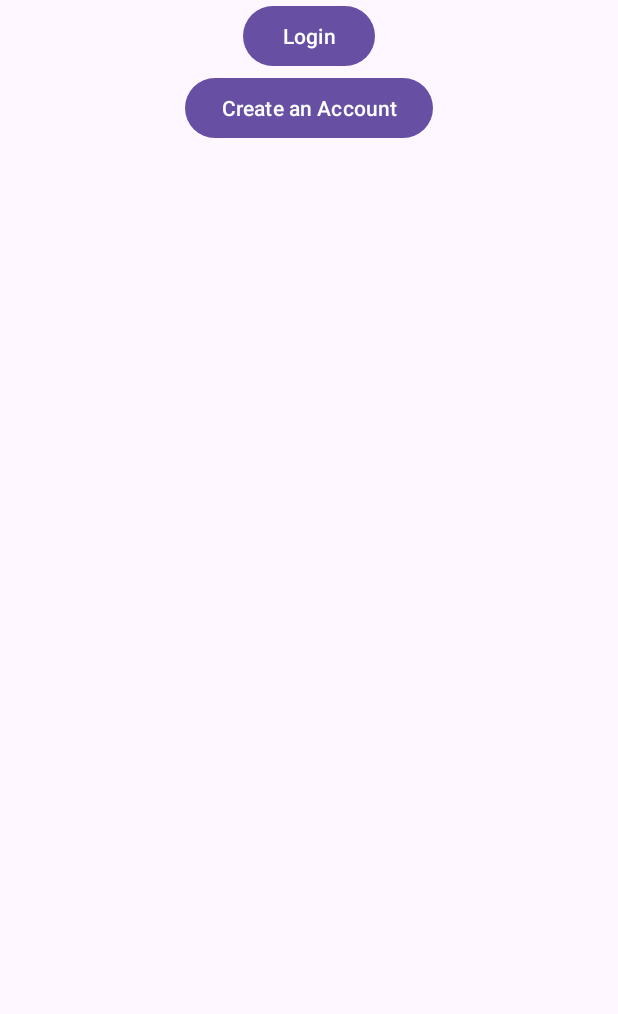
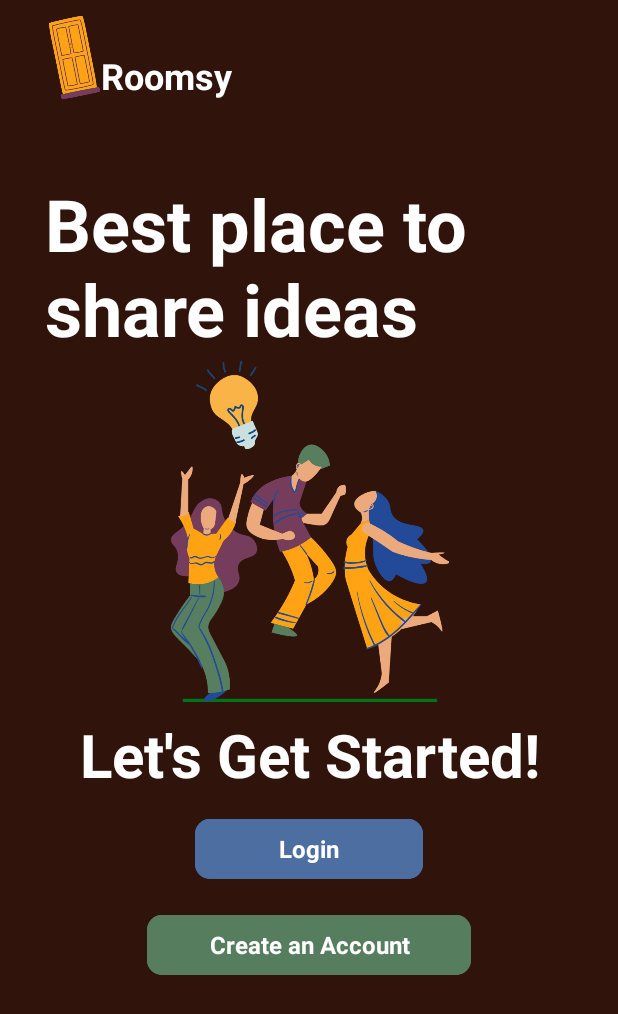
Before and after one commit to Martie1/SpringBoot-AndroidProject, an Android app: the screen it shows after launch (MainActivity), on a phone screen of 412 x 824 dp. Shown: the top 1014 px of the screen. Run offline under Robolectric (Android 15) with nearby library versions, the phone set to English and light mode, and no system bars.

Commit message:
made welcome screen to look good

```diff
--- a/frontend/app/src/main/java/com/example/pwo/activities/LoginActivity.java
+++ b/frontend/app/src/main/java/com/example/pwo/activities/LoginActivity.java
@@ -10,7 +10,11 @@ import android.widget.ImageView;
 import android.widget.TextView;
 import android.widget.Toast;
 
+import androidx.activity.EdgeToEdge;
 import androidx.appcompat.app.AppCompatActivity;
+import androidx.core.graphics.Insets;
+import androidx.core.view.ViewCompat;
+import androidx.core.view.WindowInsetsCompat;
 
 import com.example.pwo.R;
 import com.example.pwo.network.models.AuthResponse;
@@ -39,7 +43,13 @@ public class LoginActivity extends AppCompatActivity {
     protected void onCreate(Bundle savedInstanceState) {
         super.onCreate(savedInstanceState);
         setContentView(R.layout.activity_login);
+        EdgeToEdge.enable(this);
 
+        ViewCompat.setOnApplyWindowInsetsListener(findViewById(R.id.main), (v, insets) -> {
+            Insets systemBars = insets.getInsets(WindowInsetsCompat.Type.systemBars());
+            v.setPadding(systemBars.left, systemBars.top, systemBars.right, systemBars.bottom);
+            return insets;
+        });
         etEmail = findViewById(R.id.etEmail);
         etPassword = findViewById(R.id.etPassword);
         btnLogin = findViewById(R.id.btnLogin);
--- a/frontend/app/src/main/java/com/example/pwo/activities/RegisterActivity.java
+++ b/frontend/app/src/main/java/com/example/pwo/activities/RegisterActivity.java
@@ -10,7 +10,11 @@ import android.widget.TextView;
 import android.widget.Toast;
 import android.content.SharedPreferences;
 
+import androidx.activity.EdgeToEdge;
 import androidx.appcompat.app.AppCompatActivity;
+import androidx.core.graphics.Insets;
+import androidx.core.view.ViewCompat;
+import androidx.core.view.WindowInsetsCompat;
 
 import com.example.pwo.R;
 import com.example.pwo.network.models.AuthResponse;
@@ -39,7 +43,13 @@ public class RegisterActivity extends AppCompatActivity {
     protected void onCreate(Bundle savedInstanceState) {
         super.onCreate(savedInstanceState);
         setContentView(R.layout.activity_register);
+        EdgeToEdge.enable(this);
 
+        ViewCompat.setOnApplyWindowInsetsListener(findViewById(R.id.main), (v, insets) -> {
+            Insets systemBars = insets.getInsets(WindowInsetsCompat.Type.systemBars());
+            v.setPadding(systemBars.left, systemBars.top, systemBars.right, systemBars.bottom);
+            return insets;
+        });
         etUsername = findViewById(R.id.etUsername);
         etEmail = findViewById(R.id.etEmail);
         etPassword = findViewById(R.id.etPassword);
--- a/frontend/app/src/main/res/drawable/shape.xml
+++ b/frontend/app/src/main/res/drawable/shape.xml
@@ -3,7 +3,7 @@
     <solid android:color="#ffffffff"/>
 
     <stroke android:width="2dp"
-        android:color="#ff00ff00"/>
+        android:color="#577D5F"/>
 
     <corners android:bottomRightRadius="7dp"
         android:bottomLeftRadius="7dp"
--- a/frontend/app/src/main/res/layout/activity_main.xml
+++ b/frontend/app/src/main/res/layout/activity_main.xml
@@ -1,8 +1,10 @@
-<androidx.constraintlayout.widget.ConstraintLayout xmlns:android="http://schemas.android.com/apk/res/android"
+<RelativeLayout xmlns:android="http://schemas.android.com/apk/res/android"
     xmlns:app="http://schemas.android.com/apk/res-auto"
+    xmlns:tools="http://schemas.android.com/tools"
+    android:id="@+id/main"
     android:layout_width="match_parent"
     android:layout_height="match_parent"
-    android:id="@+id/main"
+    android:background="#30140B"
     android:padding="16dp">
 
 
@@ -10,20 +12,106 @@
         android:id="@+id/btnLogin"
         android:layout_width="wrap_content"
         android:layout_height="wrap_content"
+        android:layout_below="@+id/textView5"
+        android:layout_alignParentStart="true"
+        android:layout_alignParentEnd="true"
+        android:layout_marginStart="130dp"
+        android:layout_marginTop="12dp"
+        android:layout_marginEnd="130dp"
+        android:backgroundTint="#4D6EA0"
         android:text="Login"
-        app:layout_constraintBottom_toTopOf="@id/btnRegister"
-        app:layout_constraintEnd_toEndOf="parent"
-        app:layout_constraintStart_toStartOf="parent"
-        app:layout_constraintTop_toTopOf="parent" />
+        android:textAllCaps="false"
+        android:textAppearance="@style/TextAppearance.AppCompat.Body1"
+        android:textColor="#FFFFFF"
+        android:textSize="16sp"
+        android:textStyle="bold"
+        app:cornerRadius="10dp"
+        app:strokeColor="#6F4242" />
 
+    <TextView
+        android:id="@+id/textView3"
+        android:layout_width="wrap_content"
+        android:layout_height="wrap_content"
+        android:layout_alignParentTop="true"
+        android:layout_marginStart="0dp"
+        android:layout_marginTop="34dp"
+        android:layout_toEndOf="@+id/imageView3"
+        android:text="Roomsy"
+        android:textColor="#FFFFFF"
+        android:textSize="24sp"
+        android:textStyle="bold" />
 
     <Button
         android:id="@+id/btnRegister"
         android:layout_width="wrap_content"
         android:layout_height="wrap_content"
+        android:layout_below="@+id/btnLogin"
+        android:layout_alignParentStart="true"
+        android:layout_alignParentEnd="true"
+        android:layout_marginStart="98dp"
+        android:layout_marginTop="16dp"
+        android:layout_marginEnd="98dp"
+        android:backgroundTint="#577D5F"
         android:text="Create an Account"
-        app:layout_constraintTop_toBottomOf="@id/btnLogin"
-        app:layout_constraintStart_toStartOf="parent"
-        app:layout_constraintEnd_toEndOf="parent" />
+        android:textAllCaps="false"
+        android:textAppearance="@style/TextAppearance.AppCompat.Body1"
+        android:textColor="#FFFFFF"
+        android:textSize="16sp"
+        android:textStyle="bold"
+        app:cornerRadius="10dp"
+        app:strokeColor="#FFFFFF" />
 
-</androidx.constraintlayout.widget.ConstraintLayout>
+    <TextView
+        android:id="@+id/textView4"
+        android:layout_width="wrap_content"
+        android:layout_height="wrap_content"
+        android:layout_below="@+id/textView3"
+        android:layout_alignParentStart="true"
+        android:layout_marginStart="30dp"
+        android:layout_marginTop="50dp"
+        android:text="Best place to share ideas"
+        android:textColor="#FFFFFF"
+        android:textSize="48sp"
+        android:textStyle="bold" />
+
+    <TextView
+        android:id="@+id/textView5"
+        android:layout_width="wrap_content"
+        android:layout_height="wrap_content"
+        android:layout_below="@+id/imageView2"
+        android:layout_alignParentStart="true"
+        android:layout_alignParentEnd="true"
+        android:layout_marginStart="30dp"
+        android:layout_marginTop="8dp"
+        android:layout_marginEnd="30dp"
+        android:layout_marginBottom="0dp"
+        android:text="Let's Get Started!"
+        android:textAlignment="center"
+        android:textColor="#FFFFFF"
+        android:textSize="40sp"
+        android:textStyle="bold" />
+
+    <ImageView
+        android:id="@+id/imageView2"
+        android:layout_width="232dp"
+        android:layout_height="230dp"
+        android:layout_below="@id/textView4"
+        android:layout_alignParentStart="true"
+        android:layout_alignParentEnd="true"
+        android:layout_marginStart="80dp"
+        android:layout_marginTop="0dp"
+        android:layout_marginEnd="80dp"
+        app:srcCompat="@drawable/welcome_screen"
+        tools:srcCompat="@drawable/welcome_screen" />
+
+    <ImageView
+        android:id="@+id/imageView3"
+        android:layout_width="35dp"
+        android:layout_height="61dp"
+        android:layout_alignParentStart="true"
+        android:layout_alignParentTop="true"
+        android:layout_marginStart="32dp"
+        android:layout_marginTop="8dp"
+        app:srcCompat="@drawable/logo" />
+
+</RelativeLayout>
```
Also changed, not shown: frontend/app/src/main/res/drawable/logo.png (added), frontend/app/src/main/res/drawable/welcome_screen.png (added).
